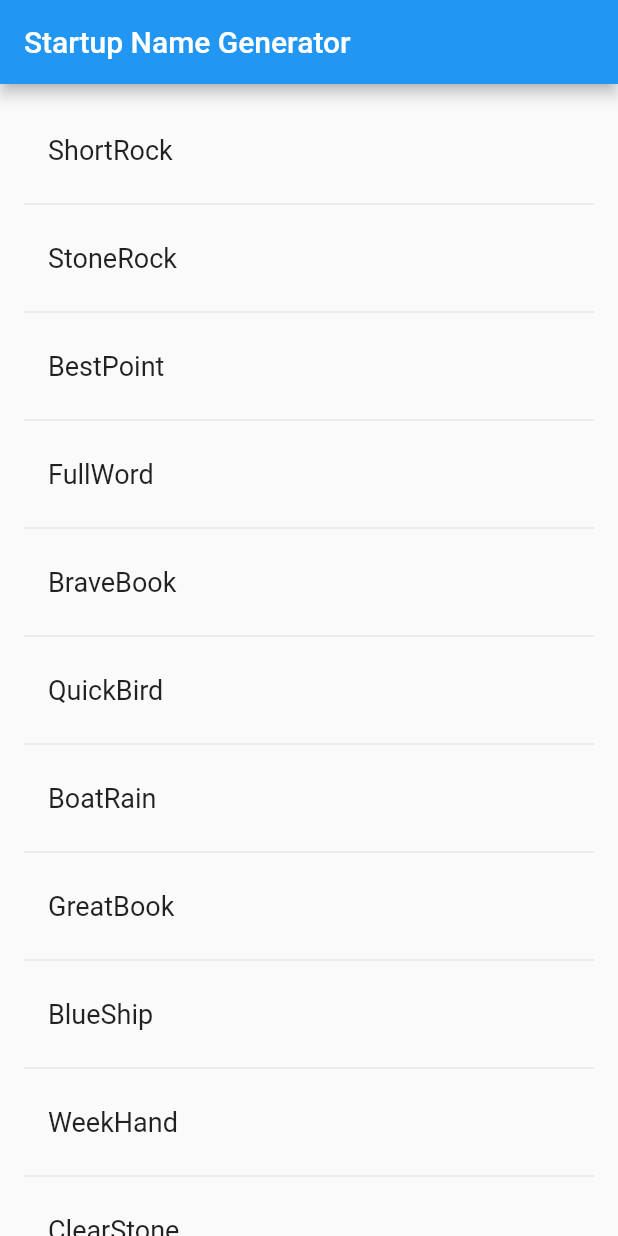
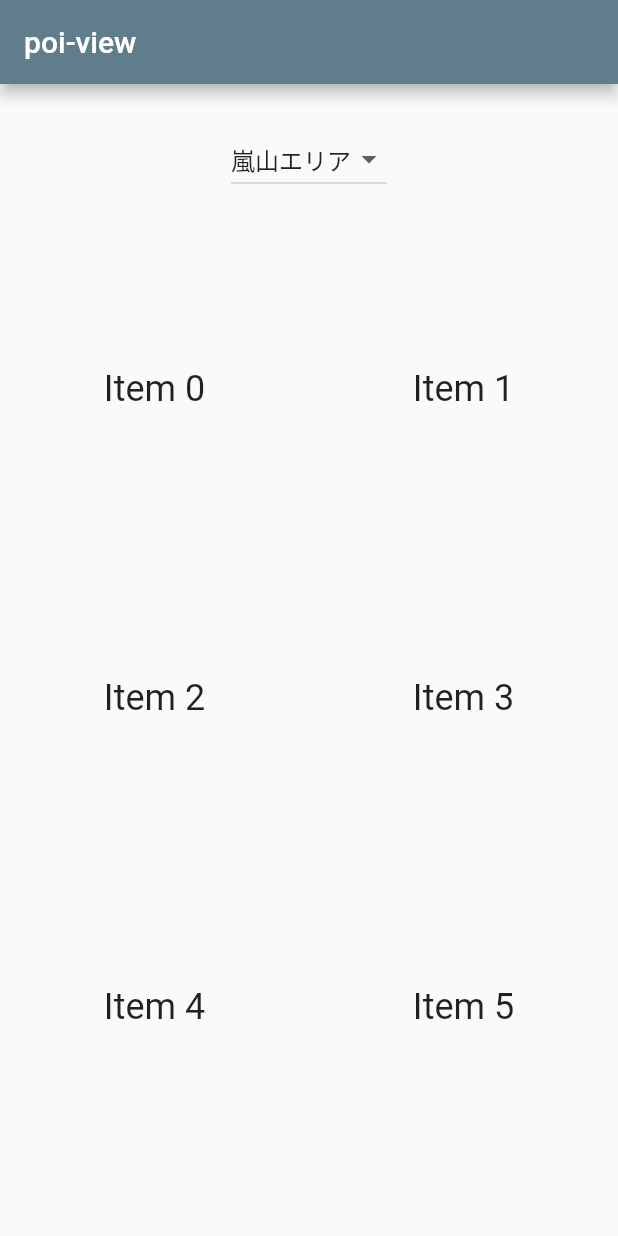
Before and after one commit to n-summer-0808/my_app, a Flutter app: the screen it shows after launch, on a phone screen of 412 x 824 dp. Run offline on Flutter 3.47's test engine with Material 2 defaults, Android fonts, the phone set to English and light mode, and no system bars.

Commit message:
レイアウト作成

```diff
--- a/lib/main.dart
+++ b/lib/main.dart
@@ -1,57 +1,89 @@
 import 'package:flutter/material.dart';
-import 'package:english_words/english_words.dart';
 
-void main() => runApp(MyApp());
+void main() {
+  runApp(App());
+}
 
-class MyApp extends StatelessWidget {
+class App extends StatelessWidget {
   @override
   Widget build(BuildContext context) {
+    final title = 'poi-view';
     return MaterialApp(
-      title: 'Startup Name Generator',
-      home: RandomWords(),
+      theme: ThemeData(
+          brightness: Brightness.light, primaryColor: Colors.blueGrey),
+      home: Scaffold(
+        appBar: AppBar(
+          title: Text(title),
+        ),
+        body: Container(
+          child: Column(
+            children: <Widget>[
+              Container(
+                height: 100, // 縦幅
+                child: ChangeForm(),
+              ),
+              PoiView(),
+            ],
+          ),
+        ),
+      ),
     );
   }
 }
 
-class RandomWords extends StatefulWidget {
+class PoiView extends StatefulWidget {
   @override
-  _RandomWordsState createState() => _RandomWordsState();
+  _PoiViewState createState() => _PoiViewState();
 }
 
-class _RandomWordsState extends State<RandomWords> {
-  final _suggestions = <WordPair>[];
-  final _biggerFont = TextStyle(fontSize: 18.0);
-  @override
+class _PoiViewState extends State<PoiView> {
   @override
   Widget build(BuildContext context) {
-    return Scaffold(
-      appBar: AppBar(
-        title: Text('Startup Name Generator'),
-      ),
-      body: _buildSuggestions(),
-    );
-  }
-
-  Widget _buildSuggestions() {
-    return ListView.builder(
-        padding: EdgeInsets.all(16.0),
-        itemBuilder: /*1*/ (context, i) {
-          if (i.isOdd) return Divider(); /*2*/
-
-          final index = i ~/ 2; /*3*/
-          if (index >= _suggestions.length) {
-            _suggestions.addAll(generateWordPairs().take(10)); /*4*/
-          }
-          return _buildRow(_suggestions[index]);
-        });
-  }
-
-  Widget _buildRow(WordPair pair) {
-    return ListTile(
-      title: Text(
-        pair.asPascalCase,
-        style: _biggerFont,
+    return Flexible(
+      child: GridView.count(
+        crossAxisCount: 2,
+        children: List.generate(50, (index) {
+          return Center(
+            child: Text(
+              'Item $index',
+              style: Theme.of(context).textTheme.headline5,
+            ),
+          );
+        }),
       ),
     );
   }
 }
+
+class ChangeForm extends StatefulWidget {
+  @override
+  _ChangeFormState createState() => _ChangeFormState();
+}
+
+class _ChangeFormState extends State<ChangeForm> {
+  String _defaultValue = '嵐山エリア';
+  List<String> _list = <String>['嵐山エリア', '祇園エリア', '奈良エリア'];
+  String _text = '';
+
+  void _handleChange(String newValue) {
+    setState(() {
+      _text = newValue;
+      _defaultValue = newValue;
+    });
+  }
+
+  Widget build(BuildContext context) {
+    return Center(
+      child: DropdownButton<String>(
+        value: _defaultValue,
+        onChanged: _handleChange,
+        items: _list.map<DropdownMenuItem<String>>((String value) {
+          return DropdownMenuItem<String>(
+            value: value,
+            child: Text(value),
+          );
+        }).toList(),
+      ),
+    );
+  }
+}
```
